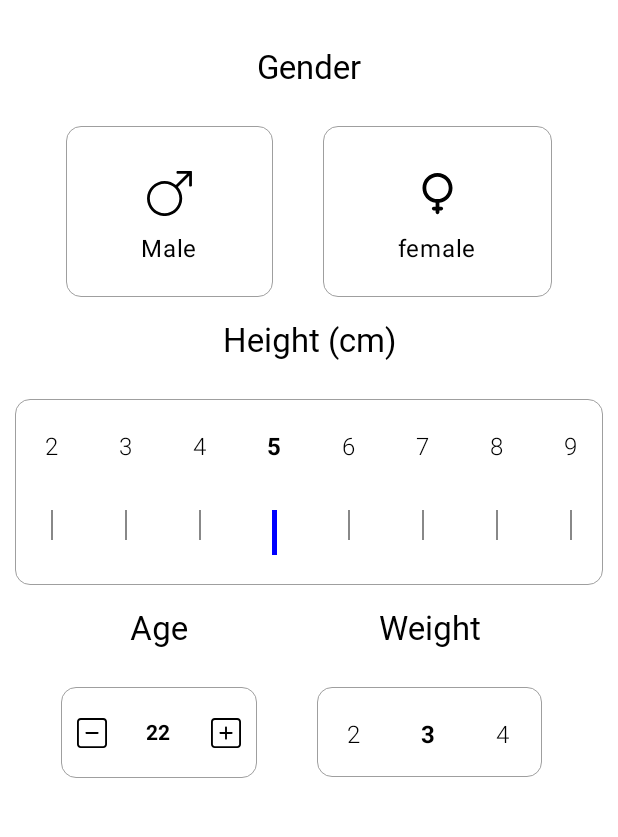
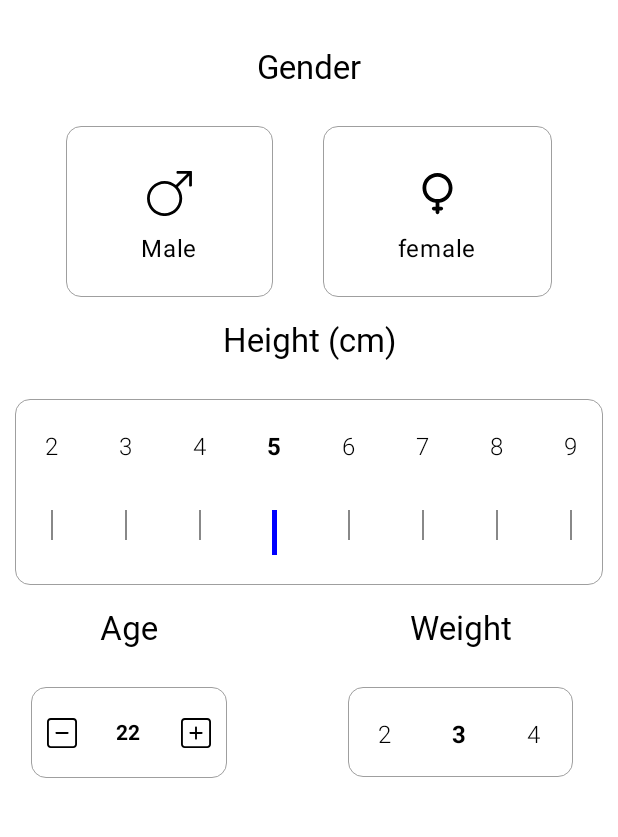
Before and after one commit to Aslmmon/BMI-calculator, an Android app built with Jetpack Compose: the screen it shows after launch (MainActivity), on a phone screen of 412 x 824 dp, the part 66-903 px from its top. Run offline under Robolectric (Android 15) with nearby library versions, the phone set to English and light mode, and no system bars; our stand-ins replace Dagger/Hilt's generated code; Roboto replaces fonts that are not available here.

Commit message:
update view for Weight

```diff
--- a/features/bmi_input/src/main/java/com/ontop/inputapp/ui/BmiInputScreen.kt
+++ b/features/bmi_input/src/main/java/com/ontop/inputapp/ui/BmiInputScreen.kt
@@ -3,10 +3,12 @@ package com.ontop.inputapp.ui
 import androidx.compose.foundation.layout.Arrangement
 import androidx.compose.foundation.layout.Column
 import androidx.compose.foundation.layout.Row
+import androidx.compose.foundation.layout.Spacer
 import androidx.compose.foundation.layout.fillMaxWidth
 import androidx.compose.foundation.layout.height
 import androidx.compose.foundation.layout.padding
 import androidx.compose.foundation.layout.size
+import androidx.compose.foundation.layout.width
 import androidx.compose.foundation.lazy.LazyListLayoutInfo
 import androidx.compose.material3.Text
 import androidx.compose.runtime.Composable
@@ -90,12 +92,13 @@ fun BmiInputScreen(
                 }
 
             }
+            Spacer(modifier = modifier.width(50.dp))
             ContentWithTitle(title = stringResource(R.string.weight), modifier = modifier.padding(horizontal = 10.dp)) {
                 RoundedCardView(modifier = modifier) {
                     var lists = listOf(2, 3, 4, 5, 6, 7, 8, 9, 10, 11, 12, 23, 45, 12, 12, 12, 14, 13, 14)
 
                     ScrollableRowList(modifier = modifier.size(150.dp,60.dp), content = { isSameIndex ,item->
-                        Text(modifier=modifier.padding(20.dp),text = item.toString(),
+                        Text(modifier=modifier.padding(horizontal = 20.dp, vertical = 20.dp),text = item.toString(),
                             fontWeight = if (isSameIndex) FontWeight.Bold else FontWeight.Light
                         )
                     }, lists = lists)
```
